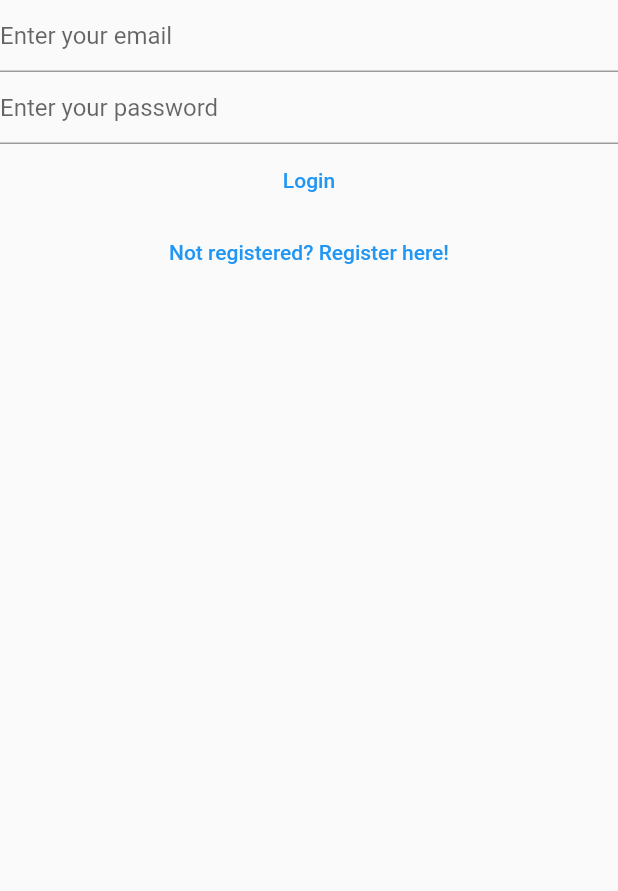
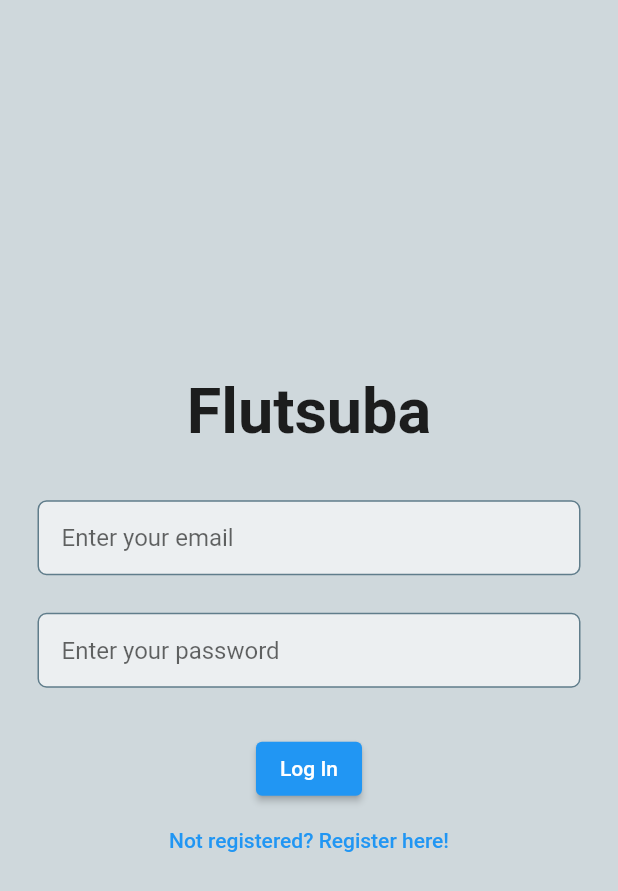
Before and after one commit to JH427/Flutsuba, a Flutter app: the screen it shows after launch, on a phone screen of 412 x 824 dp. Shown: the top 891 px of the screen. Run offline on Flutter 3.47's test engine with Material 2 defaults, Android fonts, the light colour scheme and no system bars; our stand-ins replace firebase_auth, firebase_core; accounts and stored records are empty.

Commit message:
LoginView UI update

```diff
--- a/lib/main.dart
+++ b/lib/main.dart
@@ -46,7 +46,7 @@
             } else {
               return const LoginView();
             }
-            return const Text("Done");
+            return const LoginView(); // Text("Done"); (while working on view UIs)
           default:
             return const CircularProgressIndicator();
         }
--- a/lib/views/login_view.dart
+++ b/lib/views/login_view.dart
@@ -29,30 +29,75 @@
   @override
   Widget build(BuildContext context) {
     return Scaffold(
+      backgroundColor: Colors.blueGrey[100],
       body: SafeArea(
+        child: Center(
           child: Column(
+            mainAxisAlignment: MainAxisAlignment.center,
             children: [
+              //title, welcome text
+              const Padding(
+                padding: EdgeInsets.all(10.0),
+                child: Text(
+                  "Flutsuba",
+                  style: TextStyle(
+                    fontWeight: FontWeight.bold,
+                    fontSize: 42,
+                  ),
+                ),
+              ),
+              const SizedBox(height: 25),
               //email
-            TextField(
+              Padding(
+                padding: const EdgeInsets.symmetric(horizontal: 25.0),
+                child: Container(
+                  decoration: BoxDecoration(
+                    color: Colors.blueGrey[50],
+                    border: Border.all(color: Colors.blueGrey),
+                    borderRadius: BorderRadius.circular(6),
+                  ),
+                  child: Padding(
+                    padding: const EdgeInsets.only(left: 15.0),
+                    child: TextField(
                       controller: _email,
                       enableSuggestions: false,
                       autocorrect: false,
                       keyboardType: TextInputType.emailAddress,
                       decoration: const InputDecoration(
+                        border: InputBorder.none,
                         hintText: 'Enter your email',
                       ),
                     ),
+                  ),
+                ),
+              ),
+              const SizedBox(height: 25),
               //password
-            TextField(
+              Padding(
+                padding: const EdgeInsets.symmetric(horizontal: 25.0),
+                child: Container(
+                  decoration: BoxDecoration(
+                    color: Colors.blueGrey[50],
+                    border: Border.all(color: Colors.blueGrey),
+                    borderRadius: BorderRadius.circular(6),
+                  ),
+                  child: Padding(
+                    padding: const EdgeInsets.only(left: 15.0),
+                    child: TextField(
                       controller: _password,
                       obscureText: true,
                       enableSuggestions: false,
                       autocorrect: false,
                       decoration: const InputDecoration(
+                        border: InputBorder.none,
                         hintText: 'Enter your password',
                       ),
                     ),
-            TextButton(
+                  ),
+                ),
+              ),
+              const SizedBox(height: 30),
+              ElevatedButton(
                 onPressed: () async {
                   final email = _email.text;
                   final password = _password.text;
@@ -71,7 +116,7 @@
                     }
                   }
                 },
-              child: const Text("Login"),
+                child: const Text("Log In"),
               ),
               TextButton(
                 onPressed: () {
@@ -85,6 +130,7 @@
             ],
           ),
         ),
+      ),
     );
   }
 }
```
Lines whose indentation alone changed are shown as unchanged.
